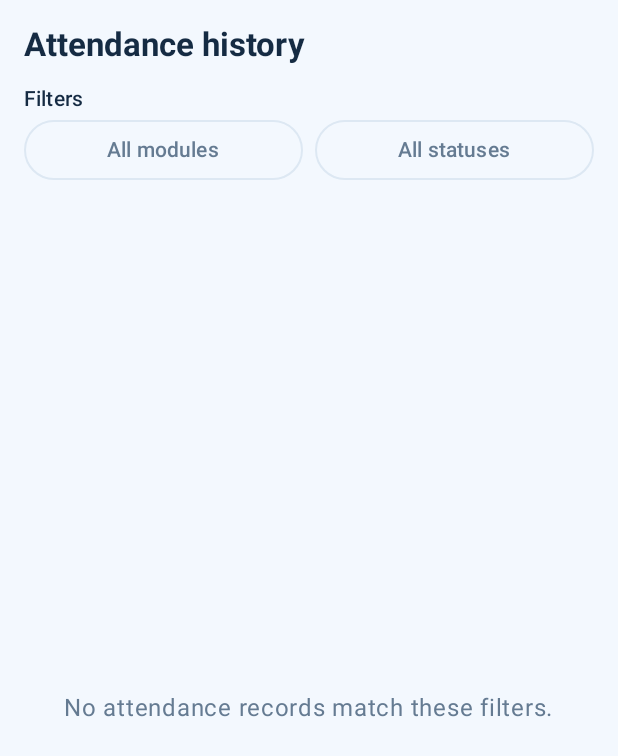
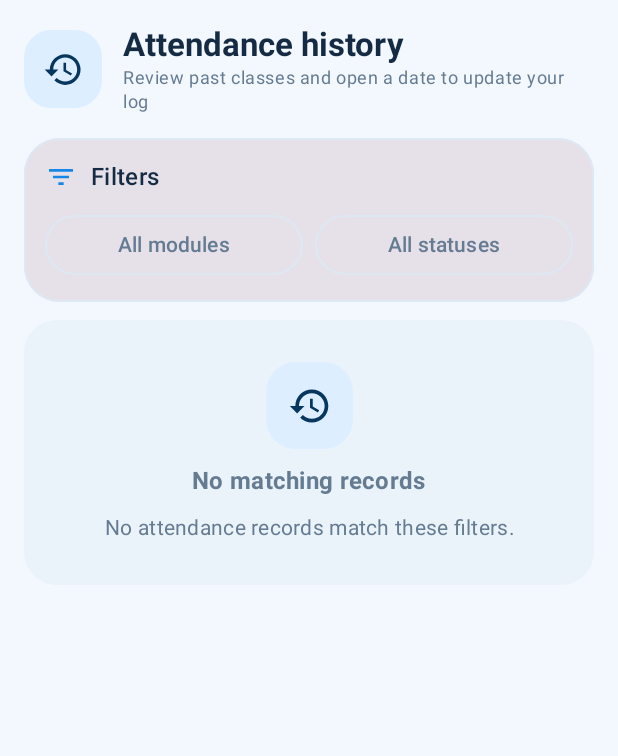
Before and after one commit to Ishara2004/Uni-Leca, an Android app built with Jetpack Compose: the composable AttendanceHistoryScreen shown on its own in the app's theme, on a phone screen of 412 x 824 dp. Shown: the top 756 px of the screen. Run offline under Robolectric (Android 15) with nearby library versions, the phone set to English and light mode, and no system bars.

Commit message:
Refresh attendance history cards and color-coded status labels

```diff
--- a/app/src/main/java/com/example/ui/screens/AttendanceHistoryScreen.kt
+++ b/app/src/main/java/com/example/ui/screens/AttendanceHistoryScreen.kt
@@ -1,10 +1,13 @@
 package com.example.ui.screens
 
+import androidx.compose.foundation.BorderStroke
 import androidx.compose.foundation.layout.*
 import androidx.compose.foundation.lazy.LazyColumn
 import androidx.compose.foundation.lazy.items
 import androidx.compose.material.icons.Icons
 import androidx.compose.material.icons.filled.CalendarMonth
+import androidx.compose.material.icons.filled.FilterList
+import androidx.compose.material.icons.filled.History
 import androidx.compose.material3.*
 import androidx.compose.runtime.*
 import androidx.compose.ui.Alignment
@@ -15,7 +18,6 @@ import androidx.compose.ui.unit.dp
 import androidx.lifecycle.compose.collectAsStateWithLifecycle
 import com.example.data.model.AttendanceDetail
 import com.example.data.model.HeldStatus
-import com.example.data.model.Module
 import com.example.ui.viewmodel.MainViewModel
 import com.ishara.unileca.R
 
@@ -35,46 +37,86 @@ fun AttendanceHistoryScreen(viewModel: MainViewModel, onOpenDate: (String) -> Un
         }
     }
 
-    Column(Modifier.fillMaxSize().padding(16.dp)) {
-        Text(stringResource(R.string.attendance_history), style = MaterialTheme.typography.titleLarge, fontWeight = FontWeight.Bold)
-        Spacer(Modifier.height(12.dp))
-
-        Text(stringResource(R.string.history_filters), style = MaterialTheme.typography.labelLarge)
+    LazyColumn(
+        modifier = Modifier.fillMaxSize(),
+        contentPadding = PaddingValues(horizontal = 16.dp, vertical = 16.dp),
+        verticalArrangement = Arrangement.spacedBy(12.dp)
+    ) {
+        item {
+            ScreenHeader(
+                title = stringResource(R.string.attendance_history),
+                subtitle = "Review past classes and open a date to update your log",
+                icon = Icons.Default.History
+            )
+        }
+        item {
+            Card(
+                modifier = Modifier.fillMaxWidth(),
+                shape = MaterialTheme.shapes.large,
+                border = BorderStroke(1.dp, MaterialTheme.colorScheme.outlineVariant)
+            ) {
+                Column(Modifier.padding(14.dp), verticalArrangement = Arrangement.spacedBy(9.dp)) {
+                    SectionHeading(stringResource(R.string.history_filters), Icons.Default.FilterList)
                     Row(Modifier.fillMaxWidth(), horizontalArrangement = Arrangement.spacedBy(8.dp)) {
                         Box(Modifier.weight(1f)) {
-                OutlinedButton(onClick = { moduleMenu = true }, modifier = Modifier.fillMaxWidth()) {
-                    Text(modules.firstOrNull { it.id == moduleId }?.name ?: stringResource(R.string.all_modules), maxLines = 1)
+                            OutlinedButton(
+                                onClick = { moduleMenu = true },
+                                modifier = Modifier.fillMaxWidth()
+                            ) {
+                                Text(
+                                    modules.firstOrNull { it.id == moduleId }?.name ?: stringResource(R.string.all_modules),
+                                    maxLines = 1
+                                )
                             }
                             DropdownMenu(expanded = moduleMenu, onDismissRequest = { moduleMenu = false }) {
-                    DropdownMenuItem(text = { Text(stringResource(R.string.all_modules)) }, onClick = { moduleId = null; moduleMenu = false })
+                                DropdownMenuItem(
+                                    text = { Text(stringResource(R.string.all_modules)) },
+                                    onClick = { moduleId = null; moduleMenu = false }
+                                )
                                 modules.forEach { module ->
-                        DropdownMenuItem(text = { Text(module.name) }, onClick = { moduleId = module.id; moduleMenu = false })
+                                    DropdownMenuItem(
+                                        text = { Text(module.name) },
+                                        onClick = { moduleId = module.id; moduleMenu = false }
+                                    )
                                 }
                             }
                         }
                         Box(Modifier.weight(1f)) {
-                OutlinedButton(onClick = { statusMenu = true }, modifier = Modifier.fillMaxWidth()) {
+                            OutlinedButton(
+                                onClick = { statusMenu = true },
+                                modifier = Modifier.fillMaxWidth()
+                            ) {
                                 Text(status ?: stringResource(R.string.all_statuses), maxLines = 1)
                             }
                             DropdownMenu(expanded = statusMenu, onDismissRequest = { statusMenu = false }) {
-                    DropdownMenuItem(text = { Text(stringResource(R.string.all_statuses)) }, onClick = { status = null; statusMenu = false })
+                                DropdownMenuItem(
+                                    text = { Text(stringResource(R.string.all_statuses)) },
+                                    onClick = { status = null; statusMenu = false }
+                                )
                                 listOf("Present", "Absent", "Medical", "No Class").forEach { item ->
-                        DropdownMenuItem(text = { Text(item) }, onClick = { status = item; statusMenu = false })
+                                    DropdownMenuItem(
+                                        text = { Text(item) },
+                                        onClick = { status = item; statusMenu = false }
+                                    )
                                 }
                             }
                         }
                     }
-        Spacer(Modifier.height(12.dp))
+                }
+            }
+        }
 
         if (filtered.isEmpty()) {
-            Box(Modifier.fillMaxSize(), contentAlignment = Alignment.Center) {
-                Text(stringResource(R.string.attendance_history_empty), color = MaterialTheme.colorScheme.onSurfaceVariant)
+            item {
+                EmptyState(
+                    title = "No matching records",
+                    message = stringResource(R.string.attendance_history_empty),
+                    icon = Icons.Default.History
+                )
             }
         } else {
-            LazyColumn(verticalArrangement = Arrangement.spacedBy(8.dp)) {
-                items(filtered, key = { it.entry.id }) { detail ->
+            items(filtered, key = { "history-${it.entry.id}" }) { detail ->
                 HistoryRow(detail = detail, onOpenDate = { onOpenDate(detail.entry.date) })
-                }
             }
         }
     }
@@ -82,18 +124,41 @@ fun AttendanceHistoryScreen(viewModel: MainViewModel, onOpenDate: (String) -> Un
 
 @Composable
 private fun HistoryRow(detail: AttendanceDetail, onOpenDate: () -> Unit) {
-    Card(Modifier.fillMaxWidth()) {
-        Row(Modifier.fillMaxWidth().padding(14.dp), verticalAlignment = Alignment.CenterVertically) {
-            Column(Modifier.weight(1f)) {
-                Text(detail.moduleName, fontWeight = FontWeight.Bold)
-                Text("${detail.entry.date} · ${detail.slot.sessionType} · ${detail.slot.startTime}–${detail.slot.endTime}", style = MaterialTheme.typography.bodySmall)
-                Row(horizontalArrangement = Arrangement.spacedBy(8.dp), verticalAlignment = Alignment.CenterVertically) {
-                    Text(displayStatus(detail), color = MaterialTheme.colorScheme.primary, fontWeight = FontWeight.Medium)
-                    if (detail.slot.isExtraSession) Text(stringResource(R.string.extra_badge), style = MaterialTheme.typography.labelSmall)
+    Card(
+        modifier = Modifier.fillMaxWidth(),
+        shape = MaterialTheme.shapes.medium,
+        border = BorderStroke(1.dp, MaterialTheme.colorScheme.outlineVariant)
+    ) {
+        Row(
+            Modifier.fillMaxWidth().padding(horizontal = 13.dp, vertical = 12.dp),
+            verticalAlignment = Alignment.CenterVertically
+        ) {
+            Surface(
+                modifier = Modifier.size(42.dp),
+                shape = MaterialTheme.shapes.small,
+                color = MaterialTheme.colorScheme.primaryContainer
+            ) {
+                Box(contentAlignment = Alignment.Center) {
+                    SessionTypeIcon(detail.slot.sessionType, tint = MaterialTheme.colorScheme.onPrimaryContainer)
+                }
+            }
+            Spacer(Modifier.width(11.dp))
+            Column(Modifier.weight(1f), verticalArrangement = Arrangement.spacedBy(4.dp)) {
+                Text(detail.moduleName, fontWeight = FontWeight.SemiBold)
+                Text(
+                    "${detail.entry.date}  ·  ${detail.slot.sessionType}  ·  ${detail.slot.startTime}–${detail.slot.endTime}",
+                    style = MaterialTheme.typography.bodySmall,
+                    color = MaterialTheme.colorScheme.onSurfaceVariant
+                )
+                Row(verticalAlignment = Alignment.CenterVertically, horizontalArrangement = Arrangement.spacedBy(7.dp)) {
+                    AttendanceStatusPill(displayStatus(detail))
+                    if (detail.slot.isExtraSession) {
+                        Text(stringResource(R.string.extra_badge), style = MaterialTheme.typography.labelSmall, color = MaterialTheme.colorScheme.primary)
+                    }
                 }
             }
             IconButton(onClick = onOpenDate) {
-                Icon(Icons.Default.CalendarMonth, stringResource(R.string.open_date))
+                Icon(Icons.Default.CalendarMonth, stringResource(R.string.open_date), tint = MaterialTheme.colorScheme.primary)
             }
         }
     }
```
Lines whose indentation alone changed are shown as unchanged.
